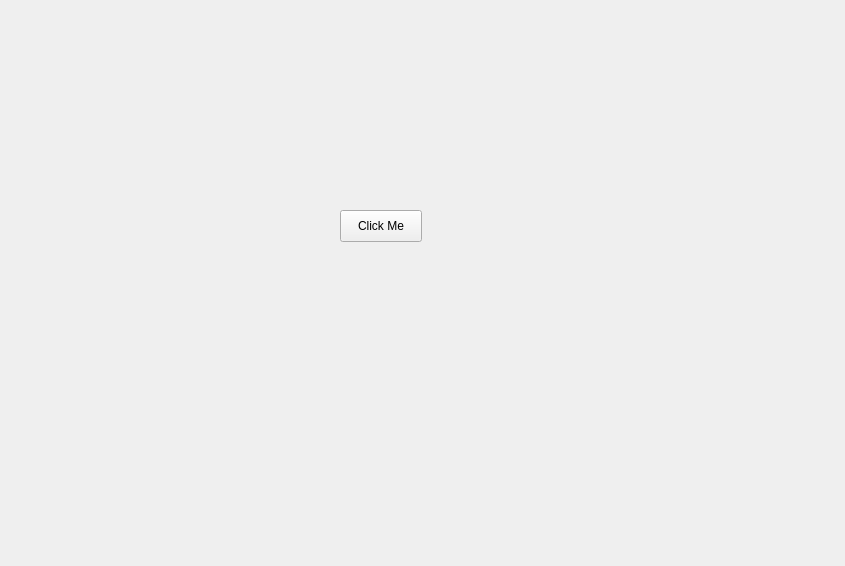
ComputerScienceHouse/bits-n-bytes-ui, file ui/reciept_screen.ui: the form before one commit.
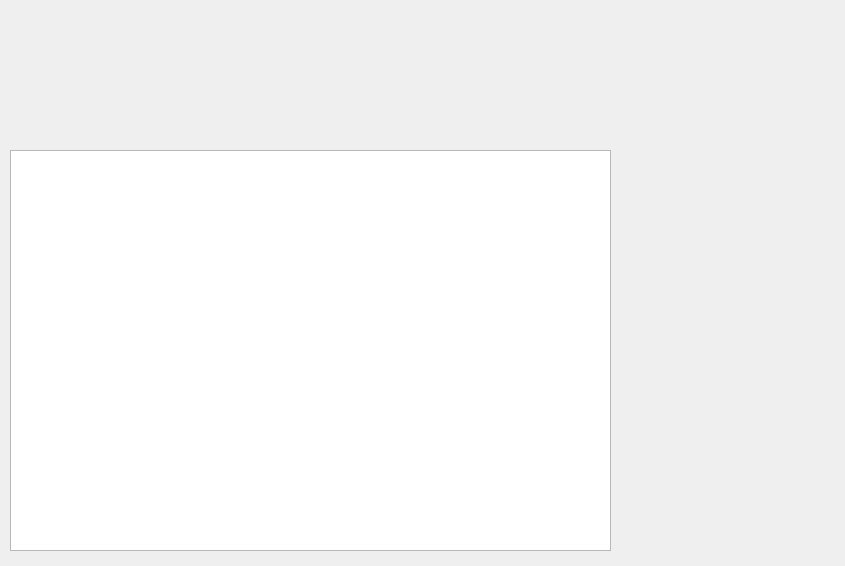
The form after the commit.

Commit message: added reciept screen

```diff
--- a/ui/reciept_screen.ui
+++ b/ui/reciept_screen.ui
@@ -11,18 +11,15 @@
    </rect>
   </property>
   <widget class="QWidget" name="centralwidget">
-   <widget class="QPushButton" name="pushButton">
+   <widget class="QListView" name="listView">
     <property name="geometry">
      <rect>
-      <x>340</x>
-      <y>210</y>
-      <width>82</width>
-      <height>32</height>
+      <x>10</x>
+      <y>150</y>
+      <width>601</width>
+      <height>401</height>
      </rect>
     </property>
-    <property name="text">
-     <string>Click Me</string>
-    </property>
    </widget>
   </widget>
  </widget>
```
Left out of the diff: 4 changed lines with no effect on the pictures. The commit also changes 5 other files.
